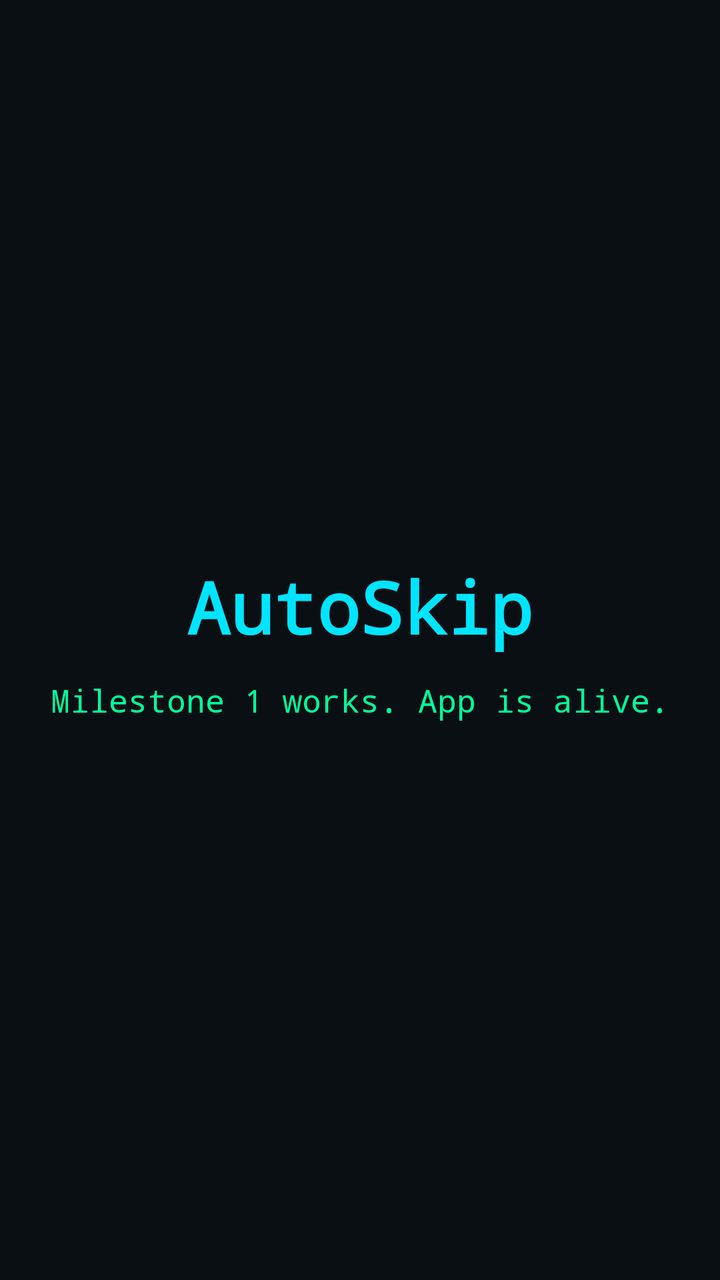
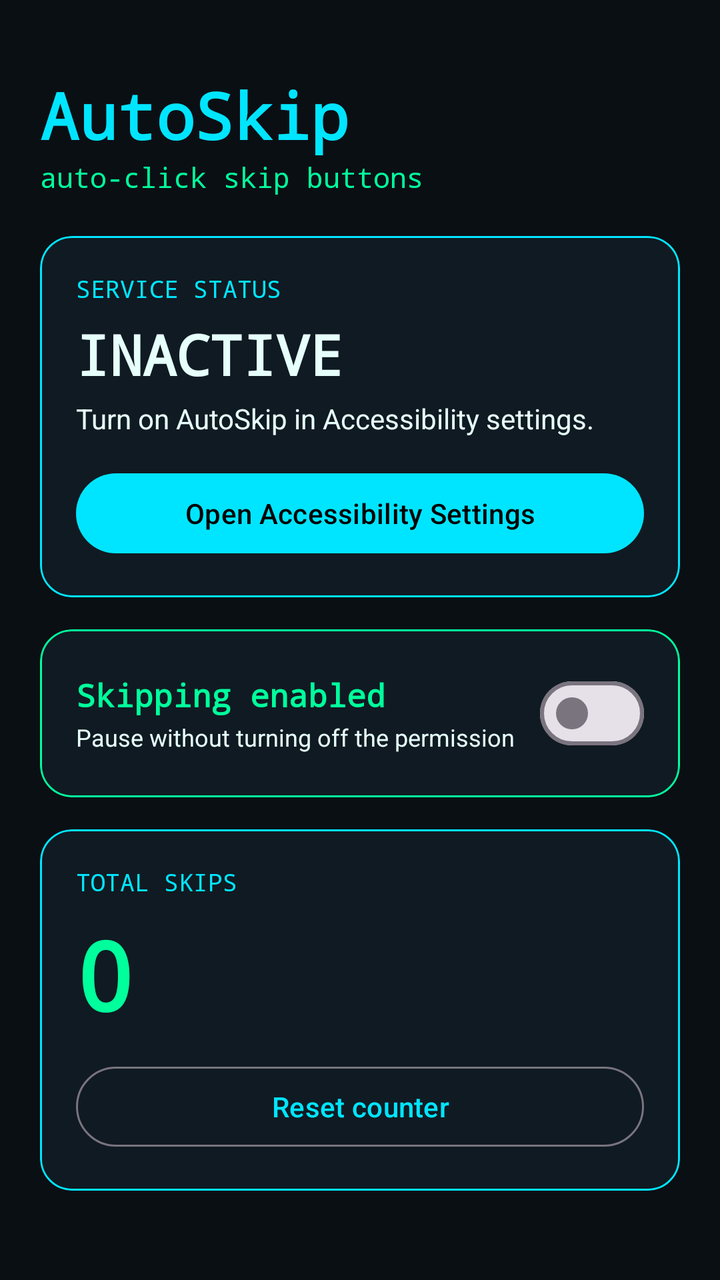

Compare the two renders of this Android layout. The source of the first and the diff that turns it into the second are given below.
<!-- AndroidManifest.xml: application theme Theme.AutoSkip -->
<!-- res/layout/activity_main.xml -->
<?xml version="1.0" encoding="utf-8"?>
<LinearLayout xmlns:android="http://schemas.android.com/apk/res/android"
    android:layout_width="match_parent"
    android:layout_height="match_parent"
    android:background="@color/bg_black"
    android:gravity="center"
    android:orientation="vertical"
    android:padding="24dp">

    <TextView
        android:id="@+id/tvTitle"
        android:layout_width="wrap_content"
        android:layout_height="wrap_content"
        android:fontFamily="monospace"
        android:text="@string/title_text"
        android:textColor="@color/neon_cyan"
        android:textSize="36sp"
        android:textStyle="bold" />

    <TextView
        android:id="@+id/tvSubtitle"
        android:layout_width="wrap_content"
        android:layout_height="wrap_content"
        android:layout_marginTop="12dp"
        android:fontFamily="monospace"
        android:text="@string/subtitle_text"
        android:textColor="@color/neon_green"
        android:textSize="16sp" />

</LinearLayout>
<!-- resources referenced by this layout -->
<resources>
  <color name="bg_black">#0A0F14</color>
  <color name="neon_cyan">#00E5FF</color>
  <color name="neon_green">#00FF9C</color>
  <string name="subtitle_text">Milestone 1 works. App is alive.</string>
  <string name="title_text">AutoSkip</string>
  <style name="Theme.AutoSkip" parent="Theme.Material3.DayNight.NoActionBar">
          <item name="colorPrimary">@color/neon_cyan</item>
          <item name="colorOnPrimary">@color/black</item>
          <item name="colorSecondary">@color/neon_green</item>
          <item name="colorOnSecondary">@color/black</item>
          <item name="android:colorBackground">@color/bg_black</item>
          <item name="colorSurface">@color/surface_dark</item>
          <item name="colorOnSurface">@color/text_main</item>
          <item name="android:windowBackground">@color/bg_black</item>
          <item name="android:statusBarColor">@color/bg_black</item>
          <item name="android:navigationBarColor">@color/bg_black</item>
      </style>
  <color name="black">#000000</color>
  <color name="surface_dark">#101A22</color>
  <color name="text_main">#E6FFFB</color>
</resources>

<!-- the commit's change to res/layout/activity_main.xml (unified diff, before → after) -->
@@ -1,30 +1,185 @@
 <?xml version="1.0" encoding="utf-8"?>
-<LinearLayout xmlns:android="http://schemas.android.com/apk/res/android"
+<ScrollView xmlns:android="http://schemas.android.com/apk/res/android"
+    xmlns:app="http://schemas.android.com/apk/res-auto"
     android:layout_width="match_parent"
     android:layout_height="match_parent"
     android:background="@color/bg_black"
-    android:gravity="center"
-    android:orientation="vertical"
-    android:padding="24dp">
+    android:fillViewport="true">
 
-    <TextView
-        android:id="@+id/tvTitle"
-        android:layout_width="wrap_content"
+    <LinearLayout
+        android:layout_width="match_parent"
         android:layout_height="wrap_content"
-        android:fontFamily="monospace"
-        android:text="@string/title_text"
-        android:textColor="@color/neon_cyan"
-        android:textSize="36sp"
-        android:textStyle="bold" />
+        android:orientation="vertical"
+        android:padding="20dp">
 
-    <TextView
-        android:id="@+id/tvSubtitle"
-        android:layout_width="wrap_content"
-        android:layout_height="wrap_content"
-        android:layout_marginTop="12dp"
-        android:fontFamily="monospace"
-        android:text="@string/subtitle_text"
-        android:textColor="@color/neon_green"
-        android:textSize="16sp" />
+        <TextView
+            android:id="@+id/tvTitle"
+            android:layout_width="wrap_content"
+            android:layout_height="wrap_content"
+            android:layout_marginTop="16dp"
+            android:fontFamily="monospace"
+            android:text="@string/title_text"
+            android:textColor="@color/neon_cyan"
+            android:textSize="32sp"
+            android:textStyle="bold" />
 
-</LinearLayout>
+        <TextView
+            android:id="@+id/tvSubtitle"
+            android:layout_width="wrap_content"
+            android:layout_height="wrap_content"
+            android:layout_marginBottom="20dp"
+            android:fontFamily="monospace"
+            android:text="@string/subtitle_text"
+            android:textColor="@color/neon_green"
+            android:textSize="14sp" />
+
+        
+        <com.google.android.material.card.MaterialCardView
+            android:layout_width="match_parent"
+            android:layout_height="wrap_content"
+            android:layout_marginBottom="16dp"
+            app:cardBackgroundColor="@color/surface_dark"
+            app:cardCornerRadius="16dp"
+            app:cardElevation="0dp"
+            app:strokeColor="@color/neon_cyan"
+            app:strokeWidth="1dp">
+
+            <LinearLayout
+                android:layout_width="match_parent"
+                android:layout_height="wrap_content"
+                android:orientation="vertical"
+                android:padding="18dp">
+
+                <TextView
+                    android:layout_width="wrap_content"
+                    android:layout_height="wrap_content"
+                    android:fontFamily="monospace"
+                    android:text="@string/status_label"
+                    android:textColor="@color/neon_cyan"
+                    android:textSize="12sp" />
+
+                <TextView
+                    android:id="@+id/tvStatus"
+                    android:layout_width="wrap_content"
+                    android:layout_height="wrap_content"
+                    android:layout_marginTop="6dp"
+                    android:fontFamily="monospace"
+                    android:text="@string/status_inactive"
+                    android:textColor="@color/text_main"
+                    android:textSize="28sp"
+                    android:textStyle="bold" />
+
+                <TextView
+                    android:id="@+id/tvStatusHint"
+                    android:layout_width="wrap_content"
+                    android:layout_height="wrap_content"
+                    android:layout_marginTop="4dp"
+                    android:text="@string/status_hint_inactive"
+                    android:textColor="@color/text_main"
+                    android:textSize="14sp" />
+
+                <com.google.android.material.button.MaterialButton
+                    android:id="@+id/btnOpenSettings"
+                    android:layout_width="match_parent"
+                    android:layout_height="wrap_content"
+                    android:layout_marginTop="14dp"
+                    android:text="@string/btn_open_settings" />
+            </LinearLayout>
+        </com.google.android.material.card.MaterialCardView>
+
+        
+        <com.google.android.material.card.MaterialCardView
+            android:layout_width="match_parent"
+            android:layout_height="wrap_content"
+            android:layout_marginBottom="16dp"
+            app:cardBackgroundColor="@color/surface_dark"
+            app:cardCornerRadius="16dp"
+            app:cardElevation="0dp"
+            app:strokeColor="@color/neon_green"
+            app:strokeWidth="1dp">
+
+            <LinearLayout
+                android:layout_width="match_parent"
+                android:layout_height="wrap_content"
+                android:gravity="center_vertical"
+                android:orientation="horizontal"
+                android:padding="18dp">
+
+                <LinearLayout
+                    android:layout_width="0dp"
+                    android:layout_height="wrap_content"
+                    android:layout_weight="1"
+                    android:orientation="vertical">
+
+                    <TextView
+                        android:layout_width="wrap_content"
+                        android:layout_height="wrap_content"
+                        android:fontFamily="monospace"
+                        android:text="@string/toggle_title"
+                        android:textColor="@color/neon_green"
+                        android:textSize="16sp"
+                        android:textStyle="bold" />
+
+                    <TextView
+                        android:layout_width="wrap_content"
+                        android:layout_height="wrap_content"
+                        android:layout_marginTop="2dp"
+                        android:text="@string/toggle_hint"
+                        android:textColor="@color/text_main"
+                        android:textSize="12sp" />
+                </LinearLayout>
+
+                <com.google.android.material.materialswitch.MaterialSwitch
+                    android:id="@+id/switchEnabled"
+                    android:layout_width="wrap_content"
+                    android:layout_height="wrap_content" />
+            </LinearLayout>
+        </com.google.android.material.card.MaterialCardView>
+
+        
+        <com.google.android.material.card.MaterialCardView
+            android:layout_width="match_parent"
+            android:layout_height="wrap_content"
+            app:cardBackgroundColor="@color/surface_dark"
+            app:cardCornerRadius="16dp"
+            app:cardElevation="0dp"
+            app:strokeColor="@color/neon_cyan"
+            app:strokeWidth="1dp">
+
+            <LinearLayout
+                android:layout_width="match_parent"
+                android:layout_height="wrap_content"
+                android:orientation="vertical"
+                android:padding="18dp">
+
+                <TextView
+                    android:layout_width="wrap_content"
+                    android:layout_height="wrap_content"
+                    android:fontFamily="monospace"
+                    android:text="@string/counter_label"
+                    android:textColor="@color/neon_cyan"
+                    android:textSize="12sp" />
+
+                <TextView
+                    android:id="@+id/tvCount"
+                    android:layout_width="wrap_content"
+                    android:layout_height="wrap_content"
+                    android:layout_marginTop="6dp"
+                    android:fontFamily="monospace"
+                    android:text="0"
+                    android:textColor="@color/neon_green"
+                    android:textSize="48sp"
+                    android:textStyle="bold" />
+
+                <com.google.android.material.button.MaterialButton
+                    android:id="@+id/btnReset"
+                    style="@style/Widget.Material3.Button.OutlinedButton"
+                    android:layout_width="match_parent"
+                    android:layout_height="wrap_content"
+                    android:layout_marginTop="10dp"
+                    android:text="@string/btn_reset" />
+            </LinearLayout>
+        </com.google.android.material.card.MaterialCardView>
+
+    </LinearLayout>
+</ScrollView>
<!-- resource entries referenced after the edit -->
@@ -3,8 +3,10 @@
   <color name="bg_black">#0A0F14</color>
   <color name="neon_cyan">#00E5FF</color>
   <color name="neon_green">#00FF9C</color>
-  <string name="subtitle_text">Milestone 1 works. App is alive.</string>
+  <string name="subtitle_text">auto-click skip buttons</string>
   <string name="title_text">AutoSkip</string>
+  <string name="toggle_hint">Pause without turning off the permission</string>
+  <string name="toggle_title">Skipping enabled</string>
   <style name="Theme.AutoSkip" parent="Theme.Material3.DayNight.NoActionBar">
           <item name="colorPrimary">@color/neon_cyan</item>
           <item name="colorOnPrimary">@color/black</item>
@@ -20,5 +22,11 @@
   <color name="black">#000000</color>
   <color name="surface_dark">#101A22</color>
   <color name="text_main">#E6FFFB</color>
+  <string name="btn_open_settings">Open Accessibility Settings</string>
+  <string name="btn_reset">Reset counter</string>
+  <string name="counter_label">TOTAL SKIPS</string>
+  <string name="status_hint_inactive">Turn on AutoSkip in Accessibility settings.</string>
+  <string name="status_inactive">INACTIVE</string>
+  <string name="status_label">SERVICE STATUS</string>
 </resources>
 
